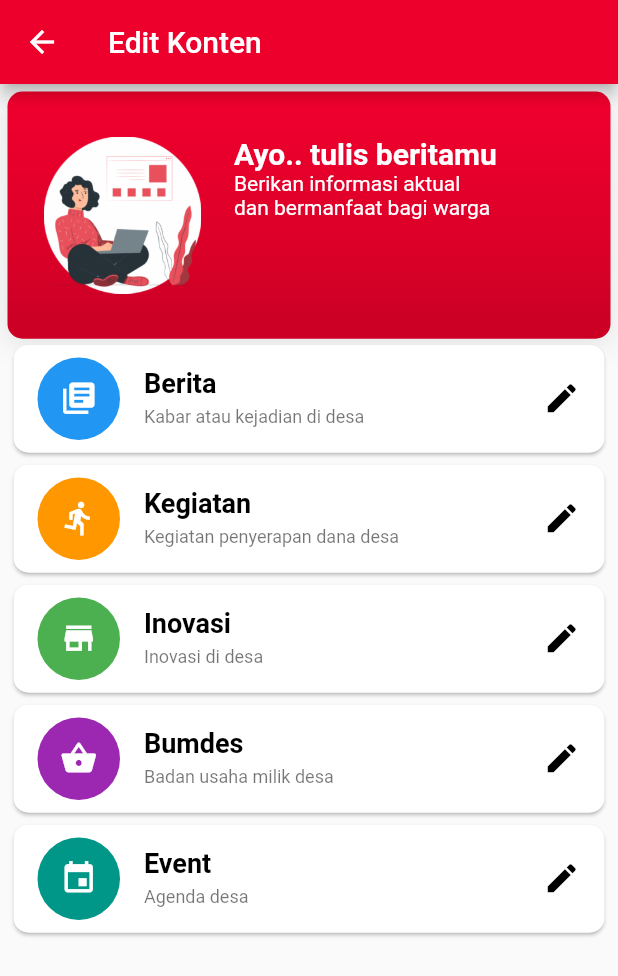
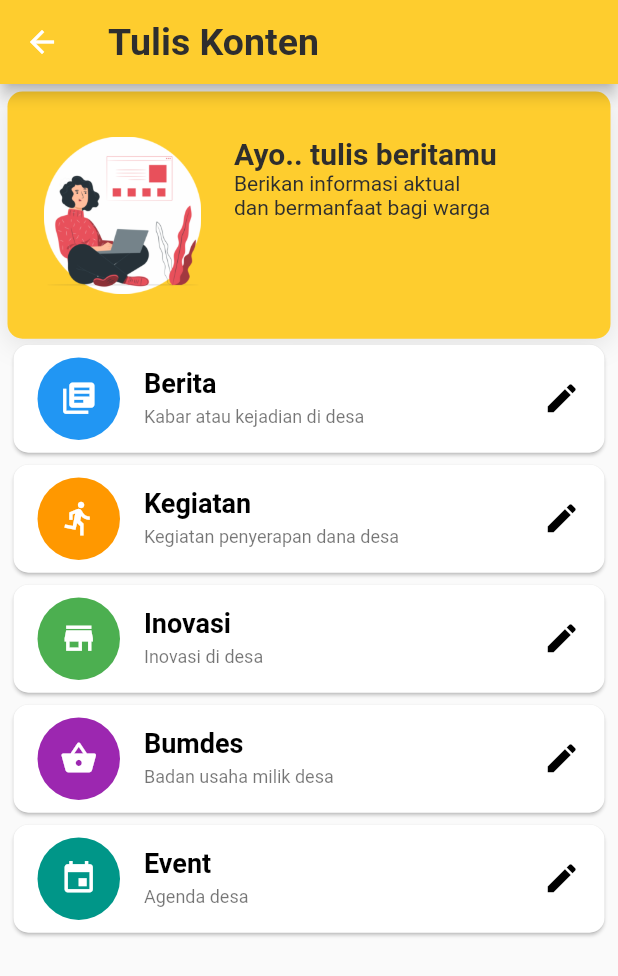
Before and after one commit to dokarkendal/dokar_berita, a Flutter app: the Haldua screen opened by its route, after a tap on the "create" icon, on a phone screen of 412 x 824 dp. Shown: the top 976 px of the screen. Run offline on Flutter 3.47's test engine with Material 2 defaults, Android fonts, the phone set to English and light mode, and no system bars; drawn by our look-alikes of auto_size_text; our stand-ins replace charts_flutter, datetime_picker_formfield, dio, firebase_auth, firebase_core, firebase_messaging and 13 more; missing offline and left inert: flutter_auth_buttons, flutter_html_view, open_appstore, status_alert, workmanager; accounts and stored records are empty; network calls fail.

Commit message:
add color appbar

```diff
--- a/lib/berita/hal_input.dart
+++ b/lib/berita/hal_input.dart
@@ -36,8 +36,8 @@ class _InputSemuaState extends State<InputSemua> {
     if (status == '02') {
       return Scaffold(
         appBar: AppBar(
-          title: Text('Edit Konten'),
-          backgroundColor: Color(0xFFee002d),
+          title: Text('Tulis Konten'),
+          backgroundColor: Theme.of(context).primaryColor,
         ),
         body: SingleChildScrollView(
           child: Container(
@@ -57,8 +57,15 @@ class _InputSemuaState extends State<InputSemua> {
     } else {
       return Scaffold(
         appBar: AppBar(
-          title: Text('Edit Konten'),
-          backgroundColor: Color(0xFFee002d),
+          title: Text(
+            'Tulis Konten',
+            style: TextStyle(
+              color: Color(0xFF2e2e2e),
+              fontWeight: FontWeight.bold,
+              fontSize: 25.0,
+            ),
+          ),
+          backgroundColor: Theme.of(context).primaryColor,
         ),
         body: SingleChildScrollView(
           child: Container(
@@ -311,17 +318,7 @@ class _InputSemuaState extends State<InputSemua> {
       width: SizeConfig.safeBlockHorizontal * 100,
       height: SizeConfig.safeBlockVertical * 20,
       decoration: BoxDecoration(
-        gradient: LinearGradient(
-          begin: Alignment.topCenter,
-          end: Alignment.bottomCenter,
-          colors: [
-            Color(0xFFee002d),
-            Color(0xFFe3002a),
-            Color(0xFFd90028),
-            Color(0xFFcc0025),
-          ],
-          stops: [0.1, 0.4, 0.7, 0.9],
-        ),
+        color: Theme.of(context).primaryColor,
         borderRadius: BorderRadius.all(Radius.circular(10.0)),
         boxShadow: [
           BoxShadow(
@@ -350,7 +347,7 @@ class _InputSemuaState extends State<InputSemua> {
                       'Ayo.. tulis beritamu',
                       minFontSize: 16,
                       style: TextStyle(
-                        color: Colors.white,
+                        color: Color(0xFF2e2e2e),
                         fontSize: 20.0,
                         fontWeight: FontWeight.bold,
                       ),
@@ -358,12 +355,18 @@ class _InputSemuaState extends State<InputSemua> {
                     AutoSizeText(
                       'Berikan informasi aktual',
                       minFontSize: 10,
-                      style: TextStyle(color: Colors.white, fontSize: 14.0),
+                      style: TextStyle(
+                        color: Color(0xFF2e2e2e),
+                        fontSize: 14.0,
+                      ),
                     ),
                     AutoSizeText(
                       'dan bermanfaat bagi warga',
                       minFontSize: 10,
-                      style: TextStyle(color: Colors.white, fontSize: 14.0),
+                      style: TextStyle(
+                        color: Color(0xFF2e2e2e),
+                        fontSize: 14.0,
+                      ),
                     ),
                   ],
                 ),
--- a/lib/hal_dua.dart
+++ b/lib/hal_dua.dart
@@ -428,7 +428,7 @@ class _HalduaState extends State<Haldua> {
         elevation: 0,
         leading: IconButton(
           icon: Icon(Icons.account_circle),
-          color: Colors.white,
+          color: Color(0xFF2e2e2e),
           iconSize: 28.0,
           onPressed: () {
             Navigator.pushNamed(context, '/HalAkun');
@@ -438,7 +438,7 @@ class _HalduaState extends State<Haldua> {
         title: Text(
           "DOKAR ",
           style: TextStyle(
-            color: Colors.white,
+            color: Color(0xFF2e2e2e),
             fontSize: 26.0,
             fontWeight: FontWeight.bold,
           ),
@@ -466,7 +466,7 @@ class _HalduaState extends State<Haldua> {
                   child: Container(
                     height: mediaQueryData.size.height * 0.4,
                     decoration: BoxDecoration(
-                      color: Theme.of(context).primaryColor  ,
+                      color: Theme.of(context).primaryColor,
                     ),
                   ),
                 ),
@@ -484,7 +484,7 @@ class _HalduaState extends State<Haldua> {
                             "Hai " + username,
                             minFontSize: 16,
                             style: TextStyle(
-                              color: Colors.white,
+                              color: Color(0xFF2e2e2e),
                               fontSize: 28.0,
                               fontWeight: FontWeight.bold,
                             ),
@@ -492,8 +492,10 @@ class _HalduaState extends State<Haldua> {
                           SizedBox(height: 15.0),
                           Text(
                             'Desa dan Kelurahan Online Kab. Kendal',
-                            style:
-                                TextStyle(color: Colors.white, fontSize: 18.0),
+                            style: TextStyle(
+                              color: Color(0xFF2e2e2e),
+                              fontSize: 18.0,
+                            ),
                           ),
                         ],
                       ),
@@ -652,7 +654,7 @@ class _HalduaState extends State<Haldua> {
                     child: Text(
                       'Galeri Desa',
                       style: TextStyle(
-                          color: Colors.black.withOpacity(0.7),
+                          color: Color(0xFF2e2e2e),
                           fontWeight: FontWeight.bold,
                           fontSize: 20.0),
                     ),
@@ -660,7 +662,7 @@ class _HalduaState extends State<Haldua> {
                   SizedBox(
                     height: 25,
                     child: FlatButton(
-                      color: Colors.grey[350],
+                      color: Color(0xFFfecd2e),
                       textColor: Colors.white,
                       shape: RoundedRectangleBorder(
                         borderRadius: new BorderRadius.circular(15.0),
@@ -673,7 +675,7 @@ class _HalduaState extends State<Haldua> {
                             style: TextStyle(
                               fontSize: 10,
                               fontWeight: FontWeight.w700,
-                              color: Colors.grey[600],
+                              color: Color(0xFF2e2e2e),
                             ),
                           ),
                           Icon(
--- a/lib/main.dart
+++ b/lib/main.dart
@@ -81,7 +81,7 @@ void main() {
       theme: ThemeData(
         // Define the default brightness and colors.
 
-        primaryColor: Colors.blue[800],
+        primaryColor: Color(0xFFfecd2e),
       ),
       debugShowCheckedModeBanner: false,
       title: 'Splash Screen',
```
Also changed, not shown: lib/berita/edit_semua.dart (+90 -58 lines), lib/berita/list/hal_penulis_list.dart (+6 -1 lines), 1 other file.
